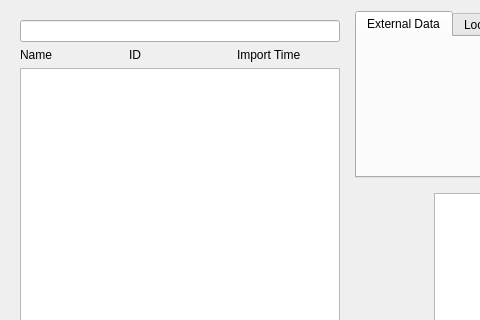
wuzhuobin/MITK-Project, file Apps/THA/view/CaseManagementDialog.ui: the form before one commit; both pictures show x 0 to 480 and y 0 to 320 of the 808 by 433 pixel window.
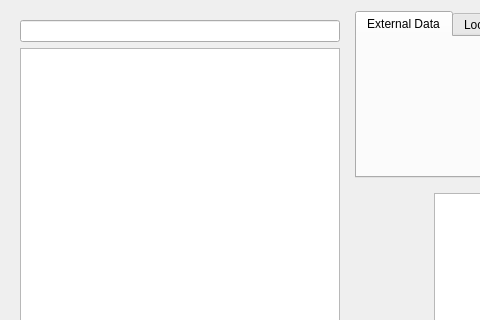
The form after the commit. Icons and pictures are not drawn.

```diff
--- a/Apps/THA/view/CaseManagementDialog.ui
+++ b/Apps/THA/view/CaseManagementDialog.ui
@@ -18,45 +18,25 @@
     <widget class="QWidget" name="widgetMid" native="true">
      <layout class="QVBoxLayout" name="verticalLayout">
       <item>
-       <widget class="QLineEdit" name="searchInputEdit">
-        <property name="echoMode">
-         <enum>QLineEdit::Normal</enum>
-        </property>
-        <property name="placeholderText">
-         <string/>
-        </property>
-       </widget>
-      </item>
-      <item>
-       <layout class="QHBoxLayout" name="horizontalLayout_2">
-        <item>
-         <widget class="QLabel" name="labelName">
-          <property name="text">
-           <string>Name</string>
-          </property>
-         </widget>
-        </item>
-        <item>
-         <widget class="QLabel" name="labelID">
-          <property name="text">
-           <string>ID</string>
-          </property>
-         </widget>
-        </item>
-        <item>
-         <widget class="QLabel" name="labelImportTime">
-          <property name="text">
-           <string>Import Time</string>
-          </property>
-         </widget>
-        </item>
-       </layout>
+       <widget class="QLineEdit" name="lineEditSearch"/>
       </item>
       <item>
        <widget class="QTableView" name="tableViewCase">
         <property name="textElideMode">
          <enum>Qt::ElideRight</enum>
         </property>
+        <attribute name="horizontalHeaderCascadingSectionResizes">
+         <bool>true</bool>
+        </attribute>
+        <attribute name="horizontalHeaderDefaultSectionSize">
+         <number>200</number>
+        </attribute>
+        <attribute name="horizontalHeaderShowSortIndicator" stdset="0">
+         <bool>true</bool>
+        </attribute>
+        <attribute name="horizontalHeaderStretchLastSection">
+         <bool>true</bool>
+        </attribute>
        </widget>
       </item>
       <item>
```
Left out of the diff: 6 changed lines with no effect on the pictures.
